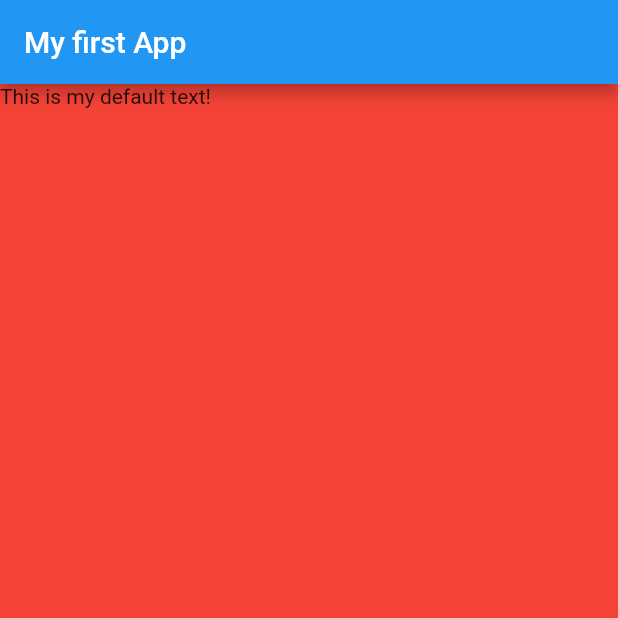
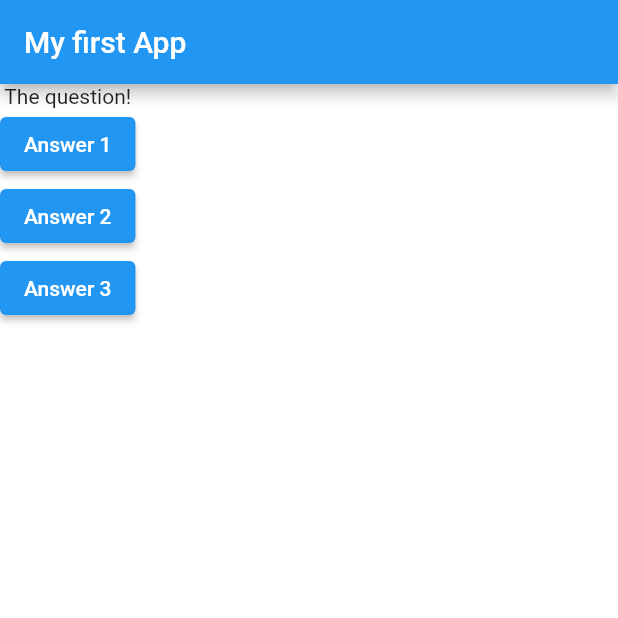
Before and after one commit to ricci1710/flutter_dart_guide, a Flutter app: the screen it shows after launch, on a phone screen of 412 x 824 dp, the top half of it. Run offline on Flutter 3.47's test engine with Material 2 defaults, Android fonts, the phone set to English and light mode, and no system bars.

Commit message:
28. Building a Widget Tree

```diff
--- a/lib/main.dart
+++ b/lib/main.dart
@@ -5,16 +5,36 @@ void main() => runApp(const MyApp());
 class MyApp extends StatelessWidget {
   const MyApp({super.key});
 
+  void answerQuestion(int value) {
+    print(value);
+  }
+
   @override
   Widget build(BuildContext context) {
     return MaterialApp(
       debugShowCheckedModeBanner: false,
       home: Scaffold(
-        backgroundColor: Colors.red,
+        backgroundColor: Colors.white,
         appBar: AppBar(
-            title: const Text('My first App'),
+          title: const Text('My first App'),
         ),
-        body: const Text('This is my default text!'),
+        body: Column(
+          children: [
+            const Text('The question!'),
+            ElevatedButton(
+              onPressed: () => answerQuestion(1),
+              child: const Text('Answer 1'),
+            ),
+            ElevatedButton(
+              onPressed: () => answerQuestion(2),
+              child: const Text('Answer 2'),
+            ),
+            ElevatedButton(
+              onPressed: () => answerQuestion(3),
+              child: const Text('Answer 3'),
+            ),
+          ],
+        ),
       ),
     );
   }
```
